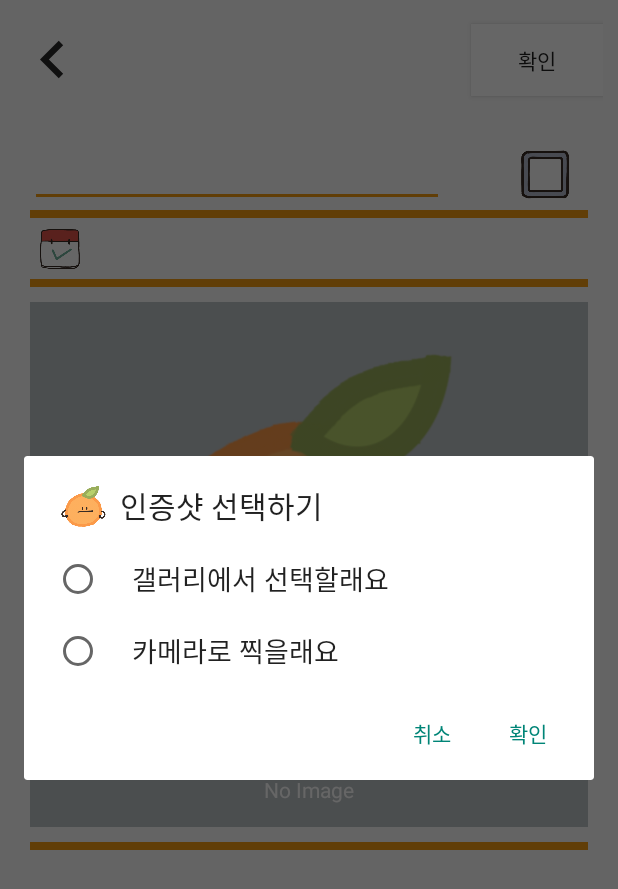
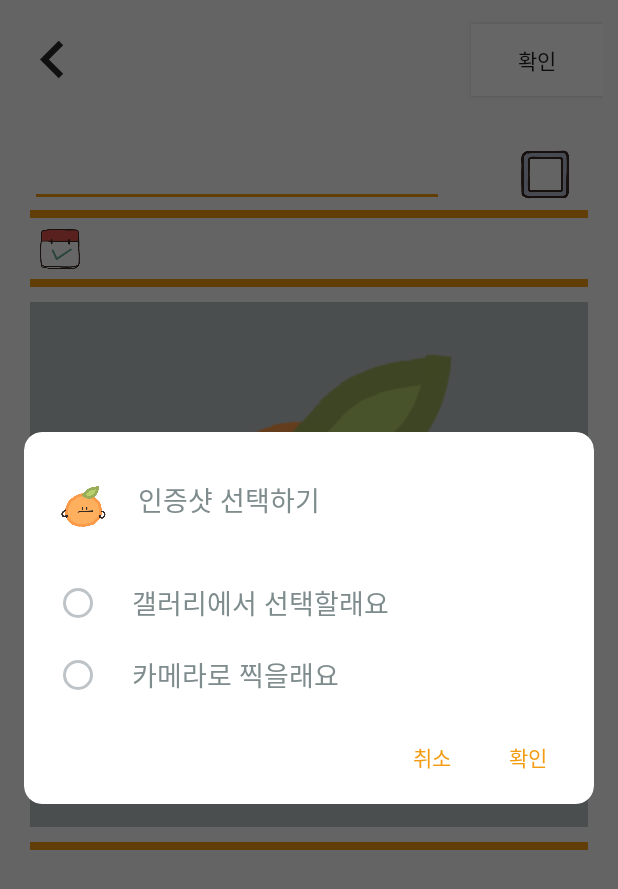
Before and after one commit to SY97P/lets_bucket_android, an Android app: the DetailActivity screen opened directly, with no data from a screen before it, after a tap on an icon or button, on a phone screen of 412 x 824 dp. Shown: the top 889 px of the screen. Run offline under Robolectric (Android 15) with nearby library versions, the phone set to English and light mode, and no system bars; 10 statements that could not run were skipped.

Commit message:
image selection alertdialog style modified

```diff
--- a/app/src/main/java/com/bucket/letsbucket/activity/DetailActivity.kt
+++ b/app/src/main/java/com/bucket/letsbucket/activity/DetailActivity.kt
@@ -11,6 +11,8 @@ import androidx.appcompat.app.AppCompatActivity
 import android.os.Bundle
 import android.provider.MediaStore
 import android.view.View
+import android.widget.ImageView
+import android.widget.TextView
 import android.widget.Toast
 import androidx.activity.result.contract.ActivityResultContracts
 import androidx.appcompat.app.AlertDialog
@@ -172,7 +174,7 @@ class DetailActivity : AppCompatActivity() {
                 LogUtil.d(TAG, "choose image from local gallery")
                 val wayItems = arrayOf("갤러리에서 선택할래요", "카메라로 찍을래요")
                 var selectedItem: Int? = null
-                AlertDialog.Builder(this)
+                AlertDialog.Builder(this, R.style.AlertDialogStyle)
                     .setTitle("인증샷 선택하기")
 //                    .setMessage("갤러리에서 선택하실래요, 사진을 찍으실래요?")
                     .setSingleChoiceItems(wayItems, -1) { dialog, which ->
--- a/app/src/main/res/layout/dialog_add_popup.xml
+++ b/app/src/main/res/layout/dialog_add_popup.xml
@@ -37,6 +37,7 @@
             android:text="@string/bucketlist"
             android:textSize="40dp"
             android:textFontWeight="100"
+            android:textColor="@color/dark_grey"
             android:layout_width="match_parent"
             android:layout_height="wrap_content" />
     </LinearLayout>
@@ -51,6 +52,7 @@
         app:layout_constraintTop_toBottomOf="@id/linear_2">
         <TextView
             android:text="@string/thisyear_notice"
+            android:textColor="@color/dark_grey"
             android:layout_width="match_parent"
             android:layout_height="wrap_content"/>
     </LinearLayout>
@@ -104,6 +106,7 @@
             android:backgroundTint="@color/white"
             android:layout_width="match_parent"
             android:layout_height="wrap_content"
+            android:textColor="@color/dark_grey"
             android:text="확인" />
     </LinearLayout>
     <!--  확인 버튼  -->
--- a/app/src/main/res/layout/item_life_type_recycler_view.xml
+++ b/app/src/main/res/layout/item_life_type_recycler_view.xml
@@ -34,7 +34,7 @@
             android:layout_gravity="center_vertical"
             android:layout_width="20dp"
             android:layout_height="20dp"
-            app:tint="@color/darkgrey" />
+            app:tint="@color/dark_grey" />
 
     </LinearLayout>
 
--- a/app/src/main/res/values/colors.xml
+++ b/app/src/main/res/values/colors.xml
@@ -8,7 +8,7 @@
     <color name="black">#FF000000</color>
     <color name="white">#FFFFFFFF</color>
     <color name="grey">#bdc3c7</color>
-    <color name="darkgrey">#7f8c8d</color>
+    <color name="dark_grey">#7f8c8d</color>
     <color name="red">#e74c3c</color>
     <color name="red_orange">#d35400</color>
     <color name="dark_orange">#e67e22</color>
--- a/app/src/main/res/values/themes.xml
+++ b/app/src/main/res/values/themes.xml
@@ -54,4 +54,24 @@
 <!--        <item name="cornerSize">16dp</item>-->
 <!--        <item name="windowActionBar">false</item>-->
     </style>
+
+    <style name="AlertDialogStyle" parent="Theme.AppCompat.Light.Dialog.Alert">
+        <item name="android:windowTitleStyle">@style/AlertDialogTitleStyle</item>
+        <item name="buttonBarNegativeButtonStyle">@style/AlertDialogButtonStyle</item>
+        <item name="buttonBarPositiveButtonStyle">@style/AlertDialogButtonStyle</item>
+        <item name="android:dialogCornerRadius">12dp</item>
+        <item name="colorControlNormal">@color/grey</item>
+        <item name="colorControlActivated">@color/light_orange</item>
+        <item name="textColorAlertDialogListItem">@color/dark_grey</item>
+    </style>
+
+    <style name="AlertDialogTitleStyle" parent="Widget.AppCompat.Button.ButtonBar.AlertDialog">
+        <item name="android:textSize">40sp</item>
+        <item name="android:textColor">@color/dark_grey</item>
+        <item name="android:layout_marginBottom">10dp</item>
+    </style>
+
+    <style name="AlertDialogButtonStyle" parent="Widget.AppCompat.Button.ButtonBar.AlertDialog">
+        <item name="android:textColor">@color/orange</item>
+    </style>
 </resources>
```
